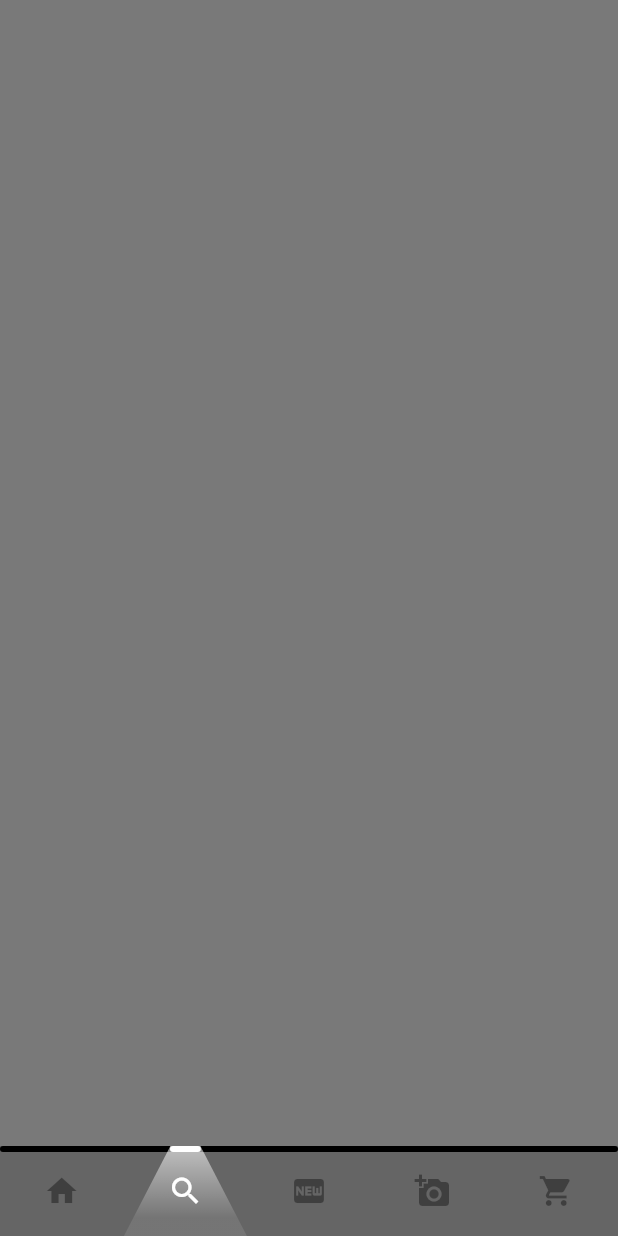
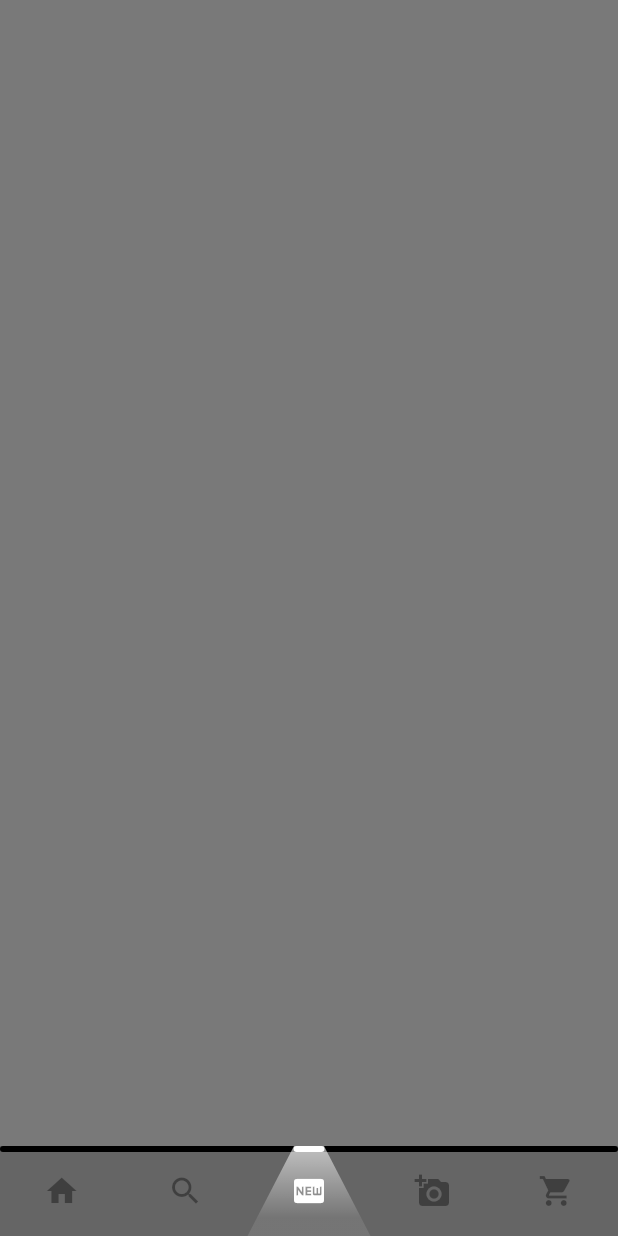
Before and after one commit to akhilsomanvs/flutter_LightConeBottomBarUI, a Flutter app: the screen it shows after launch, on a phone screen of 412 x 824 dp. Run offline on Flutter 3.47's test engine with Material 2 defaults, Android fonts, the phone set to English and light mode, and no system bars.

Commit message:
Condition for changing the icon color to white changed. Added some comments.

```diff
--- a/lib/ui/homeScreen/bottom_bar_child_model.dart
+++ b/lib/ui/homeScreen/bottom_bar_child_model.dart
@@ -4,7 +4,7 @@ class BottomBarChildModel {
   List<_BottomBarChild> children = [];
   int defaultSelectedIndex = 0;
   int previousSelectedIndex = 0;
-  int currentSelectedIndex = 1;
+  int currentSelectedIndex = 0;
 
   double changingValue = 0.0;
 
@@ -18,10 +18,21 @@ class BottomBarChildModel {
     children.add(_BottomBarChild(parent: this, index: children.length, iconData: iconData, onTap: onTap));
   }
 
+  void selectChildAtIndex(int index) {
+    if (index >= 0 && index < children.length) {
+      changingValue = index.toDouble();
+      final childAtIndex = children[index];
+      setChildAsSelected(childAtIndex);
+    } else {
+      throw Exception("Invalid Index");
+    }
+  }
+
   void clearAllChildren() {
     children.clear();
   }
 
+  /// Set [child] as the currently selected
   void setChildAsSelected(_BottomBarChild child) {
     int index = children.indexOf(child);
     int currentSelectedChildIndex = children.indexWhere((item) {
@@ -40,7 +51,6 @@ class BottomBarChildModel {
 
 class _BottomBarChild {
   IconData iconData;
-  Function onTap;
   Function onClick;
   bool isSelected = false;
   int index;
--- a/lib/ui/homeScreen/home_screen.dart
+++ b/lib/ui/homeScreen/home_screen.dart
@@ -6,12 +6,16 @@ import 'package:lightanimatedtabbar/ui/homeScreen/bottom_bar_child_model.dart';
 class HomeScreen extends StatelessWidget {
   @override
   Widget build(BuildContext context) {
+    /**
+     * Add item and Click events for Bottom Bar
+     * */
     final bottomBarModel = BottomBarChildModel();
     bottomBarModel.addChild(iconData: Icons.home, onTap: () {});
     bottomBarModel.addChild(iconData: Icons.search, onTap: () {});
     bottomBarModel.addChild(iconData: Icons.fiber_new, onTap: () {});
     bottomBarModel.addChild(iconData: Icons.add_a_photo, onTap: () {});
     bottomBarModel.addChild(iconData: Icons.shopping_cart, onTap: () {});
+    bottomBarModel.selectChildAtIndex(2);
 
     return SafeArea(
       child: Container(
@@ -47,6 +51,9 @@ class _BottomLightNavBarState extends State<BottomLightNavBar> with SingleTicker
   @override
   void initState() {
     super.initState();
+    /**
+     * Animation
+     * */
     animController = AnimationController(vsync: this, duration: Duration(milliseconds: 250))
       ..addListener(() {
         int previousSelectedIndex = widget.bottomBarModel.previousSelectedIndex;
@@ -65,13 +72,6 @@ class _BottomLightNavBarState extends State<BottomLightNavBar> with SingleTicker
           widget.bottomBarModel.shouldShowLightCone = true;
         }
       });
-
-    widget.bottomBarModel.children.forEach((item) {
-      item.onTap = () {
-        item.onClick();
-        animController.forward();
-      };
-    });
   }
 
   @override
@@ -85,53 +85,43 @@ class _BottomLightNavBarState extends State<BottomLightNavBar> with SingleTicker
     return Container(
       height: 60,
       color: Colors.black54,
-      child: ScrollIndicator(
-        bottomBarChildModel: widget.bottomBarModel,
-      ),
-    );
-  }
-}
-
-class ScrollIndicator extends StatelessWidget {
-  int itemCount = 0;
-  final int selectedItemIndex;
-
-  final BottomBarChildModel bottomBarChildModel;
-
-  ScrollIndicator({@required this.bottomBarChildModel, this.selectedItemIndex = 0}) {
-    this.itemCount = bottomBarChildModel.children.length;
-  }
-
-  @override
-  Widget build(BuildContext context) {
-    return CustomPaint(
-      foregroundPainter: ScrollIndicatorPainter(
-        shouldShowLightCone: bottomBarChildModel.shouldShowLightCone,
-        itemCount: itemCount,
-        selectedItemIndex: bottomBarChildModel.changingValue,
+      child: CustomPaint(
+        /**
+         * Since the custom painting has to be done over the child widget,
+         * we use "foregroundPainter" instead of just "painter"
+         * */
+        foregroundPainter: BottomBarLightConePainter(
+          shouldShowLightCone: widget.bottomBarModel.shouldShowLightCone,
+          itemCount: widget.bottomBarModel.children.length,
+          selectedItemIndex: widget.bottomBarModel.changingValue,
         ),
         child: Container(
           child: Row(
             mainAxisSize: MainAxisSize.max,
             mainAxisAlignment: MainAxisAlignment.spaceAround,
-          children: bottomBarChildModel.children.map((childItem) {
+            children: widget.bottomBarModel.children.map((childItem) {
               return GestureDetector(
                 child: Icon(
                   childItem.iconData,
-                color: childItem.isSelected ? Colors.white : Colors.black38,
+                  /**
+                   * Only activate the icon when selected and the light cone is shown as well.
+                   * */
+                  color: childItem.isSelected && widget.bottomBarModel.shouldShowLightCone ? Colors.white : Colors.black38,
                 ),
                 onTap: () {
-                childItem.onTap();
+                  childItem.onClick();
+                  animController.forward();
                 },
               );
             }).toList(),
+          ),
         ),
       ),
     );
   }
 }
 
-class ScrollIndicatorPainter extends CustomPainter {
+class BottomBarLightConePainter extends CustomPainter {
   final int itemCount;
   final double selectedItemIndex;
 
@@ -141,7 +131,7 @@ class ScrollIndicatorPainter extends CustomPainter {
 
   final double topLightHeight = 4;
   final bool shouldShowLightCone;
-  final Gradient lightGradient = LinearGradient(
+  Gradient lightGradient = LinearGradient(
     begin: Alignment.topCenter,
     end: Alignment.bottomCenter,
     colors: [
@@ -154,14 +144,18 @@ class ScrollIndicatorPainter extends CustomPainter {
     ],
   );
 
-  ScrollIndicatorPainter({this.shouldShowLightCone, this.itemCount, this.selectedItemIndex})
+  BottomBarLightConePainter({@required this.shouldShowLightCone, @required this.itemCount, @required this.selectedItemIndex, Gradient lightConeGradient})
       : trackPaint = Paint()
           ..color = Colors.black
           ..style = PaintingStyle.fill,
         thumbPaint = Paint()
           ..color = Colors.white
           ..style = PaintingStyle.fill,
-        thumbPositionPercent = selectedItemIndex / itemCount.toDouble();
+        thumbPositionPercent = selectedItemIndex / itemCount.toDouble() {
+    if (lightConeGradient != null) {
+      this.lightGradient = lightConeGradient;
+    }
+  }
 
   @override
   void paint(Canvas canvas, Size size) {
@@ -206,10 +200,10 @@ class ScrollIndicatorPainter extends CustomPainter {
 
     //Draw Light cone
     if (shouldShowLightCone) {
-      final drawRect = Rect.fromLTWH(thumbChamberStartPoint, 0.0, thumbChamberWidth, size.height);
-      thumbPaint.shader = lightGradient.createShader(drawRect);
+      final lightConeRect = Rect.fromLTWH(thumbChamberStartPoint, 0.0, thumbChamberWidth, size.height);
+      thumbPaint.shader = lightGradient.createShader(lightConeRect);
       canvas.drawPath(
-        returnTrapezoidPath(rect: drawRect, topWidth: thumbWidth.toInt(), bottomWidth: thumbChamberWidth.toInt()),
+        returnTrapezoidPath(rect: lightConeRect, topWidth: thumbWidth.toInt(), bottomWidth: thumbChamberWidth.toInt()),
         thumbPaint,
       );
     }
@@ -220,6 +214,8 @@ class ScrollIndicatorPainter extends CustomPainter {
     return true;
   }
 
+  /// Returns a trapezoidal path for the [rect] given,
+  /// with the [topWidth] as the length of the top side and [bottomWidth] as the length of the bottom side.
   Path returnTrapezoidPath({@required Rect rect, @required int topWidth, @required int bottomWidth}) {
     final topStartPoint = Offset(rect.topCenter.dx - (topWidth / 2), rect.topCenter.dy);
     final bottomStartPoint = Offset(rect.bottomCenter.dx - (bottomWidth / 2), rect.bottomCenter.dy);
```
Lines whose indentation alone changed are shown as unchanged.
